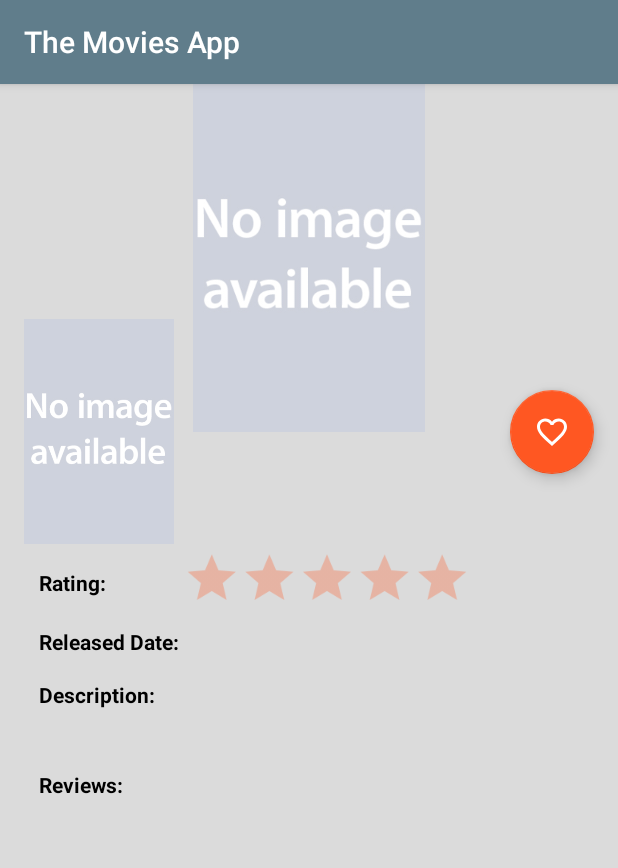
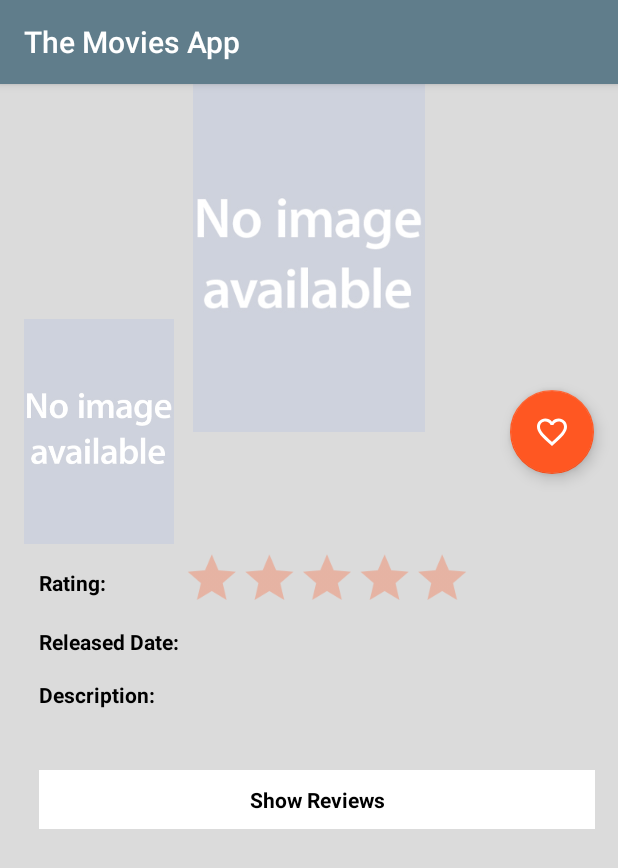
Before and after one commit to Uli1435/The-Movies-App, an Android app: the InfoActivity screen opened directly, with no data from a screen before it, on a phone screen of 412 x 824 dp. Shown: the top 868 px of the screen. Run offline under Robolectric (Android 15) with nearby library versions, the phone set to English and light mode, and no system bars; our stand-ins replace Picasso; pictures from the network do not load; 11 statements that could not run were skipped.

Commit message:
Show Reviews in the info activity in recycler view

```diff
--- a/app/src/main/java/com/example/ulrich/themoviesapp/InfoActivity.java
+++ b/app/src/main/java/com/example/ulrich/themoviesapp/InfoActivity.java
@@ -6,6 +6,8 @@ import android.support.design.widget.FloatingActionButton;
 import android.support.design.widget.Snackbar;
 import android.support.v4.content.ContextCompat;
 import android.support.v7.app.AppCompatActivity;
+import android.support.v7.widget.LinearLayoutManager;
+import android.support.v7.widget.RecyclerView;
 import android.transition.Fade;
 import android.view.MotionEvent;
 import android.view.View;
@@ -15,12 +17,9 @@ import android.widget.TextView;
 
 import com.squareup.picasso.Picasso;
 
-import org.json.JSONException;
-
-import java.io.IOException;
-import java.net.URL;
 import java.text.ParseException;
 import java.text.SimpleDateFormat;
+import java.util.ArrayList;
 import java.util.Date;
 import java.util.List;
 
@@ -40,6 +39,9 @@ public class InfoActivity extends AppCompatActivity {
     private static final String BASE_IMAGE_URL = "https://image.tmdb.org/t/p/w185/";
     private static final String BACKGROUND_IMAGE_URL = "https://image.tmdb.org/t/p/w500/";
     private boolean isPressed = true;
+    RecyclerView mReviewsRecyclerView;
+    ReviewsAdapter mReviewsAdapter;
+    private List<Reviews> mReviewsMoviesList;
 
     @Override
     protected void onCreate(Bundle savedInstanceState) {
@@ -81,7 +83,21 @@ public class InfoActivity extends AppCompatActivity {
         rating = findViewById(R.id.rating_textView);
         releaseDate = findViewById(R.id.release_date);
         description = findViewById(R.id.description_textView);
-        reviews = findViewById(R.id.reviews_text_view);
+
+        mReviewsRecyclerView = findViewById(R.id.reviews_recycler_view);
+
+
+
+
+
+        reviews = findViewById(R.id.reviews_header_text);
+
+        reviews.setOnClickListener(new View.OnClickListener() {
+            @Override
+            public void onClick(View view) {
+
+            }
+        });
 
 
         setUpDetails();
@@ -113,19 +129,16 @@ public class InfoActivity extends AppCompatActivity {
         rating.setText(movies.getRatings());
         String dateString = movies.getReleasedDate();
         String backgroundPosterString = movies.getLandscapePoster();
+        String moviesIdString = movies.getMoviesId();
 
-//        String reviewsId = movies.getMoviesId();
-//
-//        List<Movies> parseReviewList;
-//
-//        URL reviewsURL = NetworkUtils.buildReviewsUrl(reviewsId);
-//        try {
-//            String jsonMoviesReviewResponse = NetworkUtils.getResponseFromHttpUrl(reviewsURL);
-//            parseReviewList = MoviesJsonUtils.getMoviesPosterStringFromJson(jsonMoviesReviewResponse);
-//            return parseReviewList;
-//        } catch (IOException | JSONException e){
-//            return null;
-//        }
+        mReviewsMoviesList = new ArrayList<>();
+
+        mReviewsRecyclerView.setHasFixedSize(true);
+        mReviewsRecyclerView.setLayoutManager(new LinearLayoutManager(this));
+        mReviewsAdapter = new ReviewsAdapter(mReviewsMoviesList, this);
+
+        mReviewsRecyclerView.setAdapter(mReviewsAdapter);
+        new ReviewsMoviesAsyncTask(this).execute(moviesIdString);
 
 
         SimpleDateFormat simpleDateFormat = new SimpleDateFormat("yyyy-MM-dd");
@@ -153,5 +166,4 @@ public class InfoActivity extends AppCompatActivity {
                 .into(landscapePosterImageView);
     }
 
-
 }
--- a/app/src/main/java/com/example/ulrich/themoviesapp/MoviesAsyncTask.java
+++ b/app/src/main/java/com/example/ulrich/themoviesapp/MoviesAsyncTask.java
@@ -42,7 +42,7 @@ public class MoviesAsyncTask extends AsyncTask<String, Void, List<Movies>>{
 
         try {
             String jsonMoviesRespond = NetworkUtils.getResponseFromHttpUrl(moviesUrl);
-            parseMoviesList = MoviesJsonUtils.getMoviesPosterStringFromJson(jsonMoviesRespond);
+            parseMoviesList = MoviesJsonUtils.getMoviesInfoStringFromJson(jsonMoviesRespond);
             return parseMoviesList;
         } catch (IOException | JSONException e){
             e.printStackTrace();
--- a/app/src/main/java/com/example/ulrich/themoviesapp/NetworkUtils.java
+++ b/app/src/main/java/com/example/ulrich/themoviesapp/NetworkUtils.java
@@ -18,7 +18,7 @@ public class NetworkUtils {
 
     private final static String API_KEY = "api_key";
 
-    private final static String API_KEY_VALUE = "XXXXXXXXXXXXXXXXXXXX";
+    private final static String API_KEY_VALUE = "XXXXXXXXXXXXXXXX";
 
     private final static String API_LANGUAGE = "language=en-US";
 
@@ -41,22 +41,6 @@ public class NetworkUtils {
         return url;
     }
 
-//    public static URL buildReviewsUrl(String moviesId){
-//        Uri buildUri = Uri.parse(THE_MOVIE_DB_BASE_URL).buildUpon()
-//                .appendQueryParameter("movies_id", moviesId)
-//                .appendPath(REVIEWS)
-//                .appendQueryParameter(API_KEY, API_KEY_VALUE)
-//                .appendQueryParameter("Language", API_LANGUAGE)
-//                .build();
-//
-//        URL url = null;
-//        try {
-//            url = new URL(buildUri.toString());
-//        } catch (MalformedURLException e){
-//            e.printStackTrace();
-//        }
-//        return url;
-//    }
 
 
     public static String getResponseFromHttpUrl(URL url) throws IOException{
@@ -77,4 +61,40 @@ public class NetworkUtils {
             urlConnection.disconnect();
         }
     }
+
+    public static URL buildReviewsUrl(String moviesId){
+        Uri buildUri = Uri.parse(THE_MOVIE_DB_BASE_URL).buildUpon()
+                .appendPath(moviesId)
+                .appendPath(REVIEWS)
+                .appendQueryParameter(API_KEY, API_KEY_VALUE)
+                .appendQueryParameter("", API_LANGUAGE)
+                .build();
+
+        URL url = null;
+        try {
+            url = new URL(buildUri.toString());
+        } catch (MalformedURLException e){
+            e.printStackTrace();
+        }
+        return url;
+    }
+
+    public static  String getResponseFromHttpUrlForReviews(URL url) throws IOException{
+        HttpURLConnection urlConnection = (HttpURLConnection) url.openConnection();
+        try {
+            InputStream in = urlConnection.getInputStream();
+
+            Scanner scanner = new Scanner(in);
+            scanner.useDelimiter("\\A");
+
+            boolean hasInput = scanner.hasNext();
+            if (hasInput){
+                return scanner.next();
+            } else {
+                return null;
+            }
+        } finally {
+            urlConnection.disconnect();
+        }
+    }
 }
--- /dev/null
+++ b/app/src/main/java/com/example/ulrich/themoviesapp/ReviewsAdapter.java
@@ -0,0 +1,69 @@
+package com.example.ulrich.themoviesapp;
+
+import android.content.Context;
+import android.support.annotation.NonNull;
+import android.support.v7.widget.RecyclerView;
+import android.view.LayoutInflater;
+import android.view.View;
+import android.view.ViewGroup;
+import android.widget.TextView;
+
+import java.util.List;
+
+/**
+ * Created on 23.06.18 / 09:42.
+ */
+public class ReviewsAdapter extends RecyclerView.Adapter<ReviewsAdapter.ViewHolder> {
+
+    private List<Reviews> mReviewList;
+    private Context mContext;
+
+    public ReviewsAdapter(List<Reviews> mReviewList, Context mContext) {
+        this.mReviewList = mReviewList;
+        this.mContext = mContext;
+    }
+
+    @NonNull
+    @Override
+    public ViewHolder onCreateViewHolder(@NonNull ViewGroup viewGroup, int i) {
+
+        View view = LayoutInflater.from(viewGroup.getContext()).inflate(R.layout.activity_review_layout
+                , viewGroup, false);
+
+
+
+        return new ViewHolder(view, mContext, mReviewList);
+    }
+
+    @Override
+    public void onBindViewHolder(@NonNull ViewHolder holder, int position) {
+        Reviews reviews = mReviewList.get(position);
+
+        holder.authorName.setText(reviews.getAuthor());
+        holder.review.setText(reviews.getContent());
+
+    }
+
+    @Override
+    public int getItemCount() {
+        return mReviewList.size();
+    }
+
+    public class ViewHolder extends RecyclerView.ViewHolder {
+
+        TextView authorName;
+        TextView review;
+        Context context;
+        List<Reviews> myReviews;
+
+        public ViewHolder(@NonNull View itemView, Context context, List<Reviews> reviews) {
+            super(itemView);
+
+            myReviews = reviews;
+            this.context = context;
+
+            authorName = itemView.findViewById(R.id.author_name_text_view);
+            review = itemView.findViewById(R.id.the_review_text_view);
+        }
+    }
+}
--- /dev/null
+++ b/app/src/main/java/com/example/ulrich/themoviesapp/ReviewsMoviesAsyncTask.java
@@ -0,0 +1,65 @@
+package com.example.ulrich.themoviesapp;
+
+import android.os.AsyncTask;
+import android.widget.Toast;
+
+import org.json.JSONException;
+
+import java.io.IOException;
+import java.lang.ref.WeakReference;
+import java.net.URL;
+import java.util.List;
+
+/**
+ * Created on 23.06.18 / 13:23.
+ */
+public class ReviewsMoviesAsyncTask extends AsyncTask<String, Void, List<Reviews>> {
+    private List<Reviews> parseMovieReviews;
+    private WeakReference<InfoActivity> infoActivityWeakReference;
+
+    public ReviewsMoviesAsyncTask(InfoActivity activity){
+        infoActivityWeakReference = new WeakReference<>(activity);
+    }
+
+    @Override
+    protected void onPreExecute() {
+        super.onPreExecute();
+
+        InfoActivity activity = infoActivityWeakReference.get();
+        if (activity == null || activity.isFinishing()){
+            return;
+        }
+    }
+
+    @Override
+    protected List<Reviews> doInBackground(String... strings) {
+        URL reviewsUrl = NetworkUtils.buildReviewsUrl(strings[0]);
+        try {
+            String jsonMoviesReviewResponse = NetworkUtils.getResponseFromHttpUrlForReviews(reviewsUrl);
+            parseMovieReviews = MoviesJsonUtils.getReviewsInfoStringFromJson(jsonMoviesReviewResponse);
+            return parseMovieReviews;
+        } catch (IOException | JSONException e){
+            e.printStackTrace();
+        }
+        return null;
+    }
+
+    @Override
+    protected void onPostExecute(List<Reviews> reviewList) {
+        super.onPostExecute(reviewList);
+
+        InfoActivity activity = infoActivityWeakReference.get();
+        if (activity == null || activity.isFinishing()){
+            return;
+        }
+
+        activity.mReviewsAdapter = new ReviewsAdapter(reviewList, activity);
+        if (reviewList != null && !reviewList.isEmpty()){
+            activity.mReviewsRecyclerView.setAdapter(activity.mReviewsAdapter);
+            activity.mReviewsAdapter.notifyDataSetChanged();
+        } else {
+            Toast.makeText(activity, "No reviews to show!!!", Toast.LENGTH_LONG).show();
+        }
+
+    }
+}
--- a/app/src/main/res/layout/activity_detail.xml
+++ b/app/src/main/res/layout/activity_detail.xml
@@ -56,7 +56,7 @@
             android:layout_width="0dp"
             android:layout_height="wrap_content"
             android:layout_marginStart="16dp"
-            android:layout_marginTop="16dp"
+            android:layout_marginTop="20dp"
             android:textAppearance="@style/TextAppearance.AppCompat.Title"
             app:layout_constraintEnd_toEndOf="parent"
             app:layout_constraintHorizontal_bias="0.0"
@@ -167,20 +167,27 @@
             android:layout_marginEnd="15dp"
             android:textColor="#000000"
             android:textStyle="bold"
+            android:gravity="center_horizontal"
+            android:paddingTop="10dp"
+            android:paddingBottom="10dp"
+            android:background="#FFFFFF"
+            android:clickable="true"
             app:layout_constraintStart_toStartOf="parent"
             app:layout_constraintTop_toBottomOf="@id/description_textView"
             android:text="@string/reviews" />
 
-        <TextView
-            android:id="@+id/reviews_text_view"
+        <android.support.v7.widget.RecyclerView
+            android:id="@+id/reviews_recycler_view"
             android:layout_width="match_parent"
             android:layout_height="wrap_content"
+            android:layout_marginEnd="15dp"
             android:layout_marginStart="26dp"
-            android:layout_marginTop="5dp"
-            android:layout_marginEnd="15dp"
-            android:textStyle="bold"
-            tools:text="The review goes here."
-            app:layout_constraintTop_toBottomOf="@id/reviews_header_text"/>
+            android:layout_marginTop="8dp"
+            app:layout_constraintEnd_toEndOf="parent"
+            app:layout_constraintStart_toStartOf="parent"
+            app:layout_constraintTop_toBottomOf="@+id/reviews_header_text">
+
+        </android.support.v7.widget.RecyclerView>
 
 
     </android.support.constraint.ConstraintLayout>
--- a/app/src/main/res/values/strings.xml
+++ b/app/src/main/res/values/strings.xml
@@ -10,7 +10,8 @@
     <string name="show">Short by:</string>
     <string name="ok">OK</string>
     <string name="cancel">Cancel</string>
-    <string name="reviews">Reviews:</string>
+    <string name="reviews">Show Reviews</string>
+    <string name="written_by">Written by:</string>
 
     <string-array name="choices">
         <item>Most Popular</item>
```
Also changed, not shown: app/src/main/AndroidManifest.xml (+6 -4 lines), app/src/main/java/com/example/ulrich/themoviesapp/MoviesJsonUtils.java (+26 -1 lines), app/src/main/java/com/example/ulrich/themoviesapp/Reviews.java (added, +75 -0 lines), app/src/main/res/layout/activity_review_layout.xml (added, +59 -0 lines), app/build.gradle (line endings or trailing spaces).
